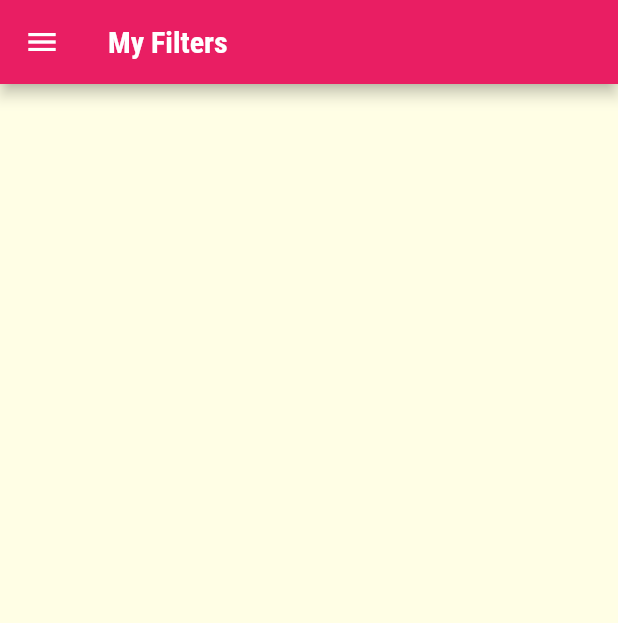
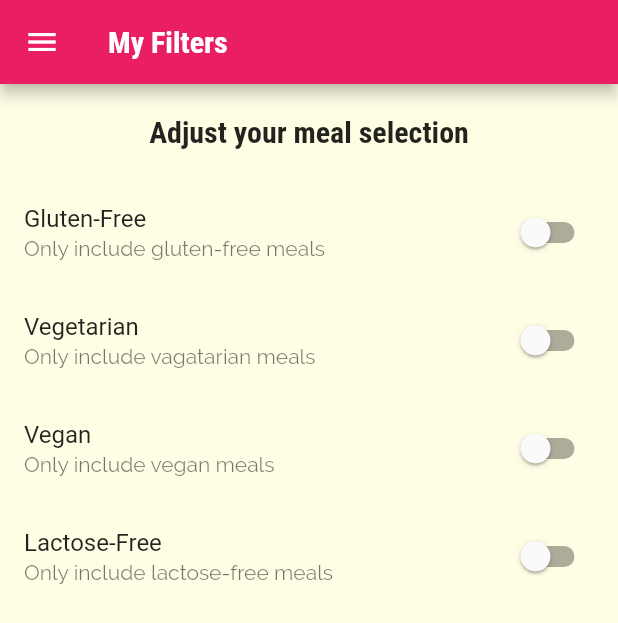
Before and after one commit to rkhaskin/menu_app, a Flutter app: the FiltersScreen screen opened by its route, on a phone screen of 412 x 824 dp. Shown: the top 623 px of the screen. Run offline on Flutter 3.47's test engine with Material 2 defaults, Android fonts, the phone set to English and light mode, and no system bars.

Commit message:
added filter page

```diff
--- a/lib/screens/filters_screen.dart
+++ b/lib/screens/filters_screen.dart
@@ -1,10 +1,30 @@
 import 'package:flutter/material.dart';
 import '../screens/main_drawer.dart';
 
-class FiltersScreen extends StatelessWidget {
+class FiltersScreen extends StatefulWidget {
   static const routeName = '/filters';
 
   const FiltersScreen({Key? key}) : super(key: key);
+
+  @override
+  State<FiltersScreen> createState() => _FiltersScreenState();
+}
+
+class _FiltersScreenState extends State<FiltersScreen> {
+  var _glutenFree = false;
+  var _vegetarian = false;
+  var _vegan = false;
+  var _lactoseFree = false;
+
+  Widget _buildSwitchListTile(String title, String description,
+      bool currentValue, Function updateValue) {
+    return SwitchListTile(
+      title: Text(title),
+      subtitle: Text(description),
+      value: currentValue,
+      onChanged: (value) => updateValue(value),
+    );
+  }
 
   @override
   Widget build(BuildContext context) {
@@ -13,6 +33,46 @@
         title: const Text('My Filters'),
       ),
       drawer: const MainDrawer(),
+      body: Column(children: [
+        Container(
+          padding: EdgeInsets.all(20),
+          child: Text(
+            'Adjust your meal selection',
+            style: Theme.of(context).textTheme.headline6,
+          ),
+        ),
+        Expanded(
+          child: ListView(children: [
+            _buildSwitchListTile(
+                'Gluten-Free', 'Only include gluten-free meals', _glutenFree,
+                (newValue) {
+              setState(() {
+                _glutenFree = newValue;
+              });
+            }),
+            _buildSwitchListTile(
+                'Vegetarian', 'Only include vagatarian meals', _vegetarian,
+                (newValue) {
+              setState(() {
+                _vegetarian = newValue;
+              });
+            }),
+            _buildSwitchListTile('Vegan', 'Only include vegan meals', _vegan,
+                (newValue) {
+              setState(() {
+                _vegan = newValue;
+              });
+            }),
+            _buildSwitchListTile(
+                'Lactose-Free', 'Only include lactose-free meals', _lactoseFree,
+                (newValue) {
+              setState(() {
+                _lactoseFree = newValue;
+              });
+            }),
+          ]),
+        ),
+      ]),
     );
   }
 }
```
